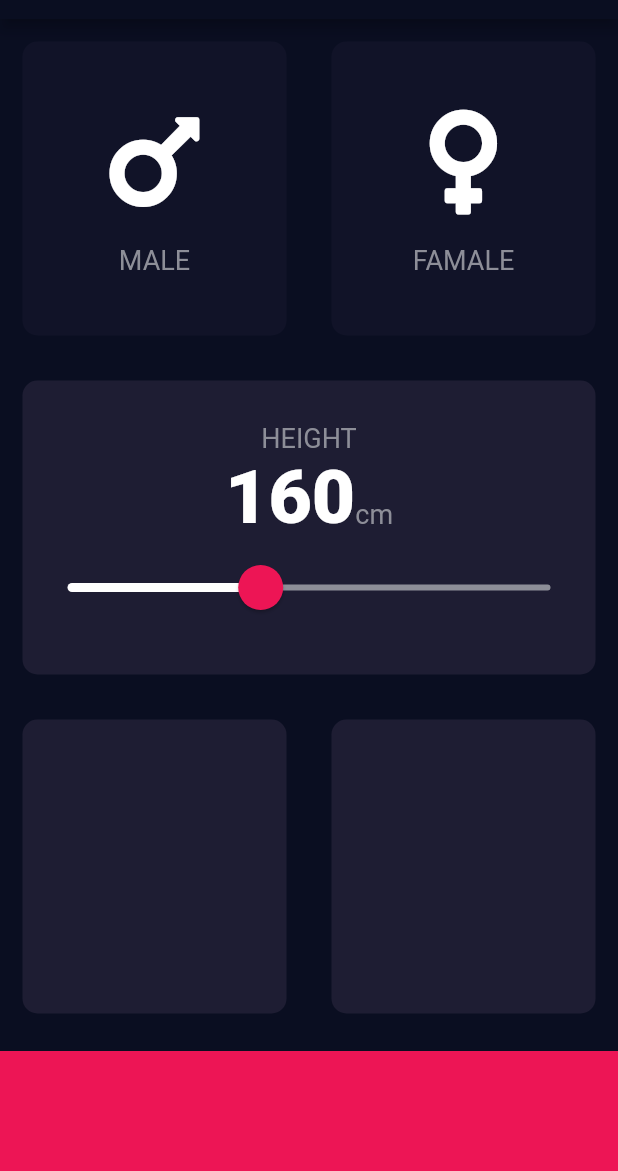
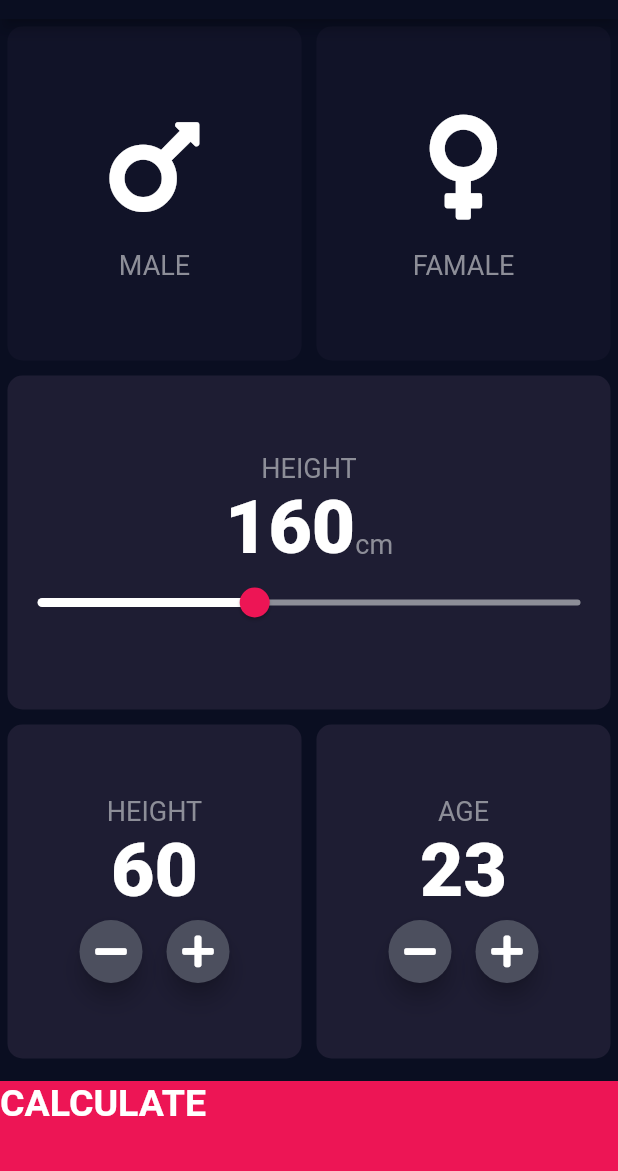
Before and after one commit to Balashoffs/bmi-calc, a Flutter app: the screen it shows after launch, on a phone screen of 412 x 824 dp, the part 65-1236 px from its top. Run offline on Flutter 3.47's test engine with Material 2 defaults, Android fonts, the phone set to English and light mode, and no system bars; our stand-ins replace font_awesome_flutter.

Commit message:
at 15'th chapter start

```diff
--- a/lib/constants.dart
+++ b/lib/constants.dart
@@ -1,6 +1,6 @@
 import 'package:flutter/material.dart';
 
-const kBottomContainerHeight = 80.0;
+const kBottomContainerHeight =60.0;
 const kActiveCardColour = Color(0xff1e1d33);
 const kInActiveCardColour = Color(0xff111328);
 const kBottomContainerColor = Color(0xffed1555);
@@ -15,3 +15,9 @@ const TextStyle kTextStyle50 = TextStyle(
   fontSize: 50.0,
   fontWeight: FontWeight.w900,
 );
+
+const TextStyle kTextStyle25 = TextStyle(
+  color: Colors.white,
+  fontSize: 25.0,
+  fontWeight: FontWeight.bold,
+);
--- a/lib/height_widget.dart
+++ b/lib/height_widget.dart
@@ -35,8 +35,8 @@ class _HeightWidgetState extends State<HeightWidget> {
               inactiveTrackColor: Color(0xff8d8e98),
               thumbColor: Color(0xffed1555),
               overlayColor: Color(0x29ed1555),
-              thumbShape: RoundSliderThumbShape(enabledThumbRadius: 15.0),
-              overlayShape: RoundSliderOverlayShape(overlayRadius: 30.0),
+              thumbShape: RoundSliderThumbShape(enabledThumbRadius: 10.0),
+              overlayShape: RoundSliderOverlayShape(overlayRadius: 20.0),
             ),
             child: Slider(
               onChanged: (double newValue){
--- a/lib/main.dart
+++ b/lib/main.dart
@@ -1,3 +1,4 @@
+import 'calculate.dart';
 import 'start_widget.dart';
 import 'package:flutter/material.dart';
 
@@ -13,7 +14,11 @@ class BimCalculator extends StatelessWidget {
         scaffoldBackgroundColor: Color(0xff0a0e21),
         accentColor: Colors.purple,
       ),
-      home: StartWidget(),
+      initialRoute: '/',
+      routes: {
+        '/':(context) => StartWidget(),
+        '/calculate':(context) => Calculate(),
+      },
     );
   }
 }
--- a/lib/reusable_widget.dart
+++ b/lib/reusable_widget.dart
@@ -12,7 +12,7 @@ class ReusableCard extends StatelessWidget {
     return GestureDetector(
       onTap: onPress,
       child: Container(
-        margin: EdgeInsets.all(15.0),
+        margin: EdgeInsets.all(5.0),
         decoration: BoxDecoration(
           color: colour,
           borderRadius: BorderRadius.circular(10.0),
--- /dev/null
+++ b/lib/roundbuttonicon.dart
@@ -0,0 +1,24 @@
+import 'package:flutter/material.dart';
+
+class RoundButtonIcon extends StatelessWidget {
+
+  final IconData icon;
+  final Function onPressed;
+
+  RoundButtonIcon({@required this.icon, @required this.onPressed});
+
+  @override
+  Widget build(BuildContext context) {
+    return RawMaterialButton(
+      child: Icon(icon, color: Colors.white,),
+      onPressed: onPressed,
+      elevation: 6.0,
+      constraints: BoxConstraints.tightFor(
+        height: 42.0,
+        width: 42.0,
+      ),
+      shape: CircleBorder(),
+      fillColor: Color(0xff4c4f5e),
+    );
+  }
+}
--- a/lib/start_widget.dart
+++ b/lib/start_widget.dart
@@ -2,6 +2,7 @@ import 'package:bmi_app/height_widget.dart';
 import 'package:flutter/cupertino.dart';
 
 import 'reusable_widget.dart';
+import 'roundbuttonicon.dart';
 import 'sx_widget.dart';
 import 'package:flutter/material.dart';
 import 'package:font_awesome_flutter/font_awesome_flutter.dart';
@@ -21,6 +22,8 @@ class _StartWidgetState extends State<StartWidget> {
 
   GenderType type;
 
+  int height = 60;
+  int age = 23;
 
   @override
   Widget build(BuildContext context) {
@@ -75,21 +78,87 @@ class _StartWidgetState extends State<StartWidget> {
                   Expanded(
                     child: ReusableCard(
                       colour: kActiveCardColour,
+                      child: Column(
+                        mainAxisAlignment: MainAxisAlignment.center,
+                        children: <Widget>[
+                          Text('HEIGHT', style: kTextStyle18,),
+                          Text(height.toString(), style: kTextStyle50,),
+                          Row(
+                            mainAxisAlignment: MainAxisAlignment.center,
+                            children: <Widget>[
+                              RoundButtonIcon(
+                                icon: FontAwesomeIcons.minus,
+                                onPressed: (){
+                                  setState(() {
+                                    height--;
+                                  });
+                                },
+                              ),
+                              SizedBox(width: 10.0,),
+                              RoundButtonIcon(
+                                icon: FontAwesomeIcons.plus,
+                                onPressed: (){
+                                  setState(() {
+                                    height++;
+                                  });
+                                },
+                              ),
+                            ],
+                          )
+                        ],
+                      ),
                     ),
                   ),
                   Expanded(
                     child: ReusableCard(
                       colour: kActiveCardColour,
+                      child: Column(
+                        mainAxisAlignment: MainAxisAlignment.center,
+                        children: <Widget>[
+                          Text('AGE', style: kTextStyle18,),
+                          Text(age.toString(), style: kTextStyle50,),
+                          Row(
+                            mainAxisAlignment: MainAxisAlignment.center,
+                            children: <Widget>[
+                              RoundButtonIcon(
+                                icon: FontAwesomeIcons.minus,
+                                onPressed: (){
+                                  setState(() {
+                                    age--;
+                                  });
+                                },
+                              ),
+                              SizedBox(width: 10.0,),
+                              RoundButtonIcon(
+                                icon: FontAwesomeIcons.plus,
+                                onPressed: (){
+                                  setState(() {
+                                    age++;
+                                  });
+                                },
+                              ),
+                            ],
+                          )
+                        ],
+                      ),
                     ),
                   )
                 ],
               ),
             ),
-            Container(
-              color: kBottomContainerColor,
-              margin: EdgeInsets.only(top: 10.0),
-              width: double.infinity,
-              height: kBottomContainerHeight,
+            GestureDetector(
+              onTap: (){
+                Navigator.pushNamed(context, '/calculate');
+              },
+              child: Center(
+                child: Container(
+                  color: kBottomContainerColor,
+                  margin: EdgeInsets.only(top: 10.0),
+                  width: double.infinity,
+                  height: kBottomContainerHeight,
+                  child: Text('CALCULATE', style: kTextStyle25),
+                ),
+              ),
             )
           ],
         ));
```
Also changed, not shown: lib/calculate.dart (added, +40 -0 lines), pubspec.lock, 2 other files.
